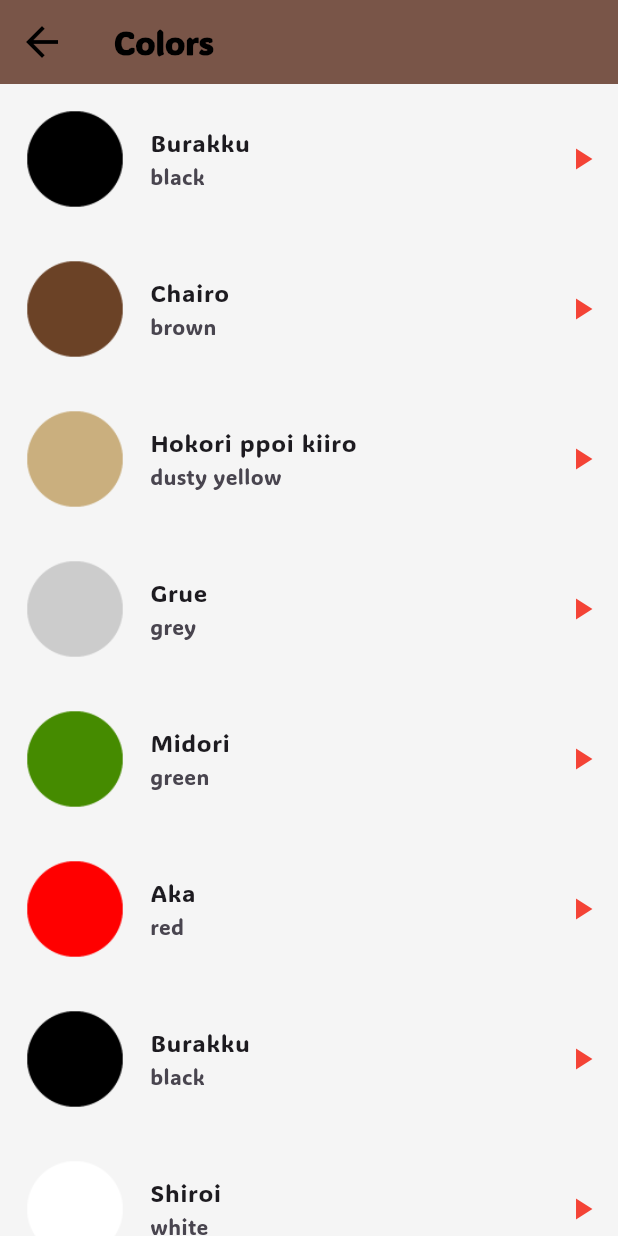
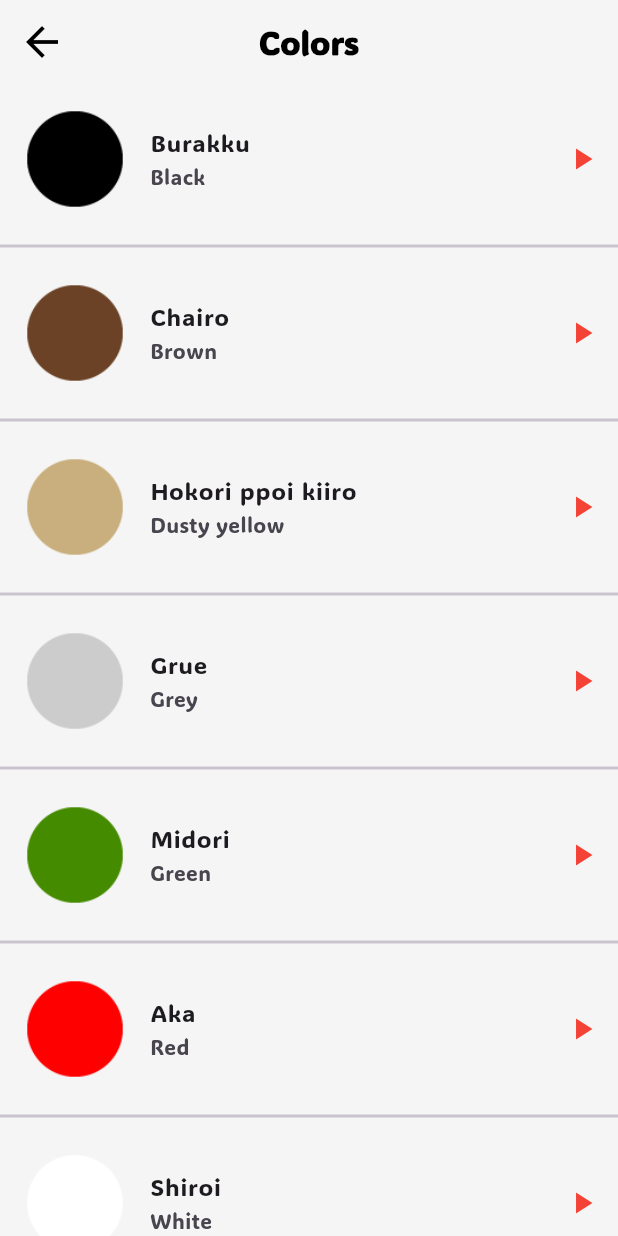
Before and after one commit to MuhammadDev01/toku_app, a Flutter app: the ColorsScreen screen opened directly, on a phone screen of 412 x 824 dp. Run offline on Flutter 3.47's test engine with Material 3 defaults, Android fonts, the phone set to English and light mode, and no system bars; our stand-ins replace audioplayers, device_preview.

Commit message:
refactor colors screen and familyMembers screen

```diff
--- a/lib/screens/colors_screen.dart
+++ b/lib/screens/colors_screen.dart
@@ -8,55 +8,49 @@ class ColorsScreen extends StatelessWidget {
     TokuModel(
       soundpath: 'sounds/colors/black.wav',
       jpName: 'Burakku',
-      enName: 'black',
+      enName: 'Black',
       imgPath: 'assets/images/colors/color_black.png',
     ),
     TokuModel(
       soundpath: 'sounds/colors/brown.wav',
       jpName: 'Chairo',
-      enName: 'brown',
+      enName: 'Brown',
       imgPath: 'assets/images/colors/color_brown.png',
     ),
     TokuModel(
       soundpath: 'sounds/colors/dusty_yellow.wav',
       jpName: 'Hokori ppoi kiiro',
-      enName: 'dusty yellow',
+      enName: 'Dusty yellow',
       imgPath: 'assets/images/colors/color_dusty_yellow.png',
     ),
     TokuModel(
       soundpath: 'sounds/colors/gray.wav',
       jpName: 'Grue',
-      enName: 'grey',
+      enName: 'Grey',
       imgPath: 'assets/images/colors/color_gray.png',
     ),
     TokuModel(
       soundpath: 'sounds/colors/green.wav',
       jpName: 'Midori',
-      enName: 'green',
+      enName: 'Green',
       imgPath: 'assets/images/colors/color_green.png',
     ),
     TokuModel(
       soundpath: 'sounds/colors/red.wav',
       jpName: 'Aka',
-      enName: 'red',
+      enName: 'Red',
       imgPath: 'assets/images/colors/color_red.png',
-    ),
-    TokuModel(
-      soundpath: 'sounds/colors/black.wav',
-      jpName: 'Burakku',
-      enName: 'black',
-      imgPath: 'assets/images/colors/color_black.png',
     ),
     TokuModel(
       soundpath: 'sounds/colors/white.wav',
       jpName: 'Shiroi',
-      enName: 'white',
+      enName: 'White',
       imgPath: 'assets/images/colors/color_white.png',
     ),
     TokuModel(
       soundpath: 'sounds/colors/yellow.wav',
       jpName: 'Kiiro',
-      enName: 'yellow',
+      enName: 'Yellow',
       imgPath: 'assets/images/colors/yellow.png',
     ),
   ];
@@ -66,9 +60,12 @@ class ColorsScreen extends StatelessWidget {
     return Scaffold(
       appBar: AppBar(
         title: const Text('Colors'),
-        backgroundColor: Colors.brown,
+        centerTitle: true,
       ),
-      body: ListView.builder(
+      body: ListView.separated(
+        separatorBuilder: (context, index) => Divider(
+          thickness: 2,
+        ),
         itemBuilder: (context, index) => tokuBuilderItem(
           model: colors[index],
         ),
--- a/lib/screens/family_members_screen.dart
+++ b/lib/screens/family_members_screen.dart
@@ -73,9 +73,12 @@ class FamilyMembersScreen extends StatelessWidget {
     return Scaffold(
       appBar: AppBar(
         title: const Text('FamilyMember'),
-        backgroundColor: Colors.brown,
+        centerTitle: true,
       ),
-      body: ListView.builder(
+      body: ListView.separated(
+        separatorBuilder: (context, index) => Divider(
+          thickness: 2,
+        ),
         itemBuilder: (context, index) => tokuBuilderItem(
           model: familyMembers[index],
         ),
```
